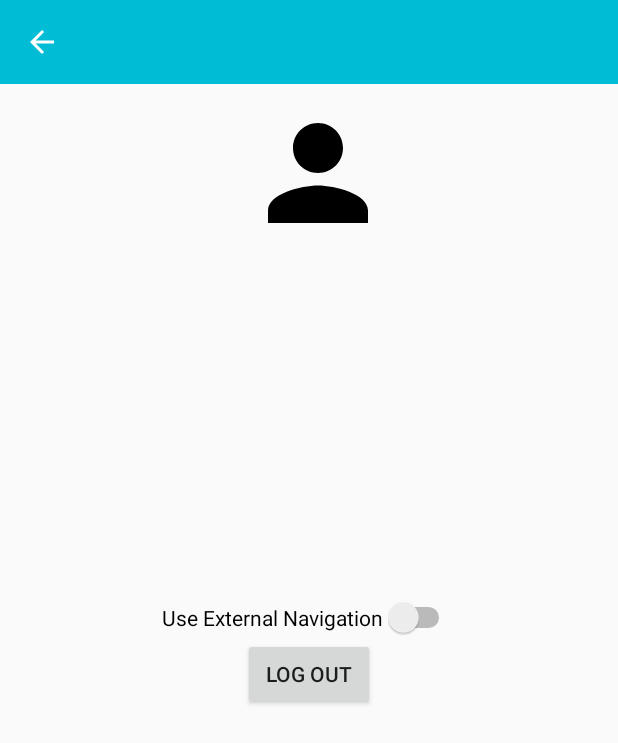
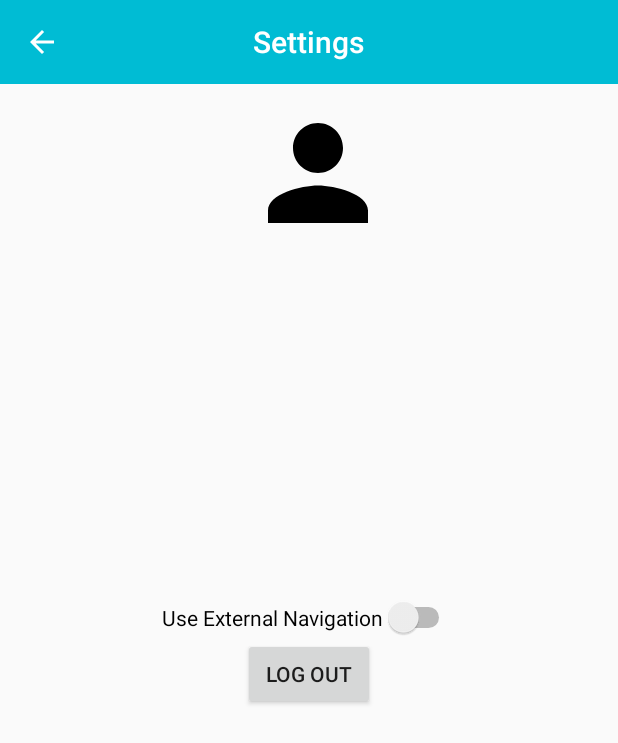
Before and after one commit to BuzzardParking/buzzard-android, an Android app: the SettingsActivity screen opened directly, with no data from a screen before it, on a phone screen of 412 x 824 dp. Shown: the top 743 px of the screen. Run offline under Robolectric (Android 15) with nearby library versions, the phone set to English and light mode, and no system bars; libraries missing offline, so code that uses them is left out: com.facebook, com.facebook.login, com.parse, org.parceler; 8 statements that could not run were skipped.

Commit message:
Add string values for toolbar titles

```diff
--- a/app/src/main/res/values/strings.xml
+++ b/app/src/main/res/values/strings.xml
@@ -56,4 +56,7 @@
     <string name="confirm_cancel">Cancel</string>
     <string name="tv_navigating_subtitle">Tap park button when you get parked successfully.</string>
     <string name="yes_set_timer">Yes, set it up!</string>
+    <string name="parkingHistoryToolbarTitle">Parking History</string>
+    <string name="settingsToolbarTitle">Settings</string>
+
 </resources>
```
